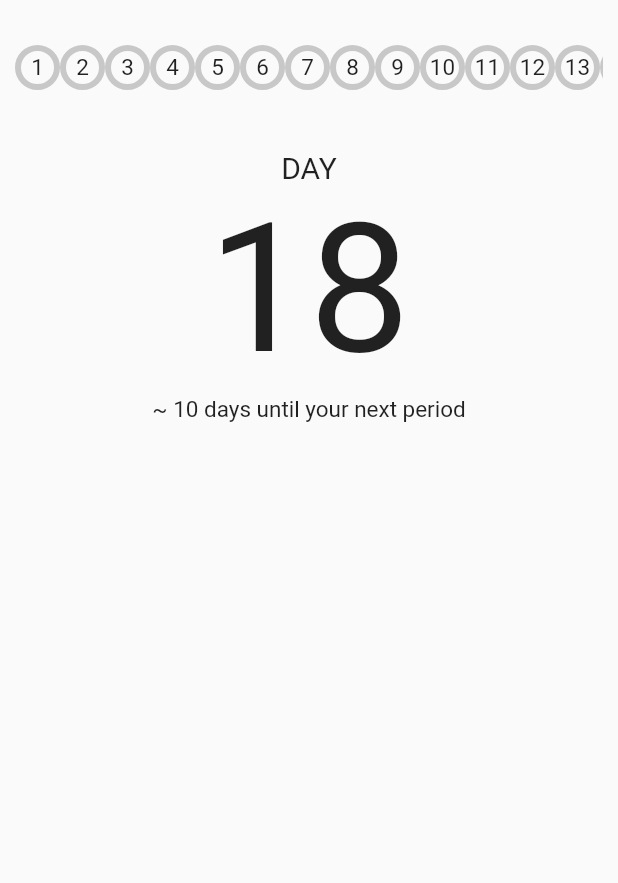
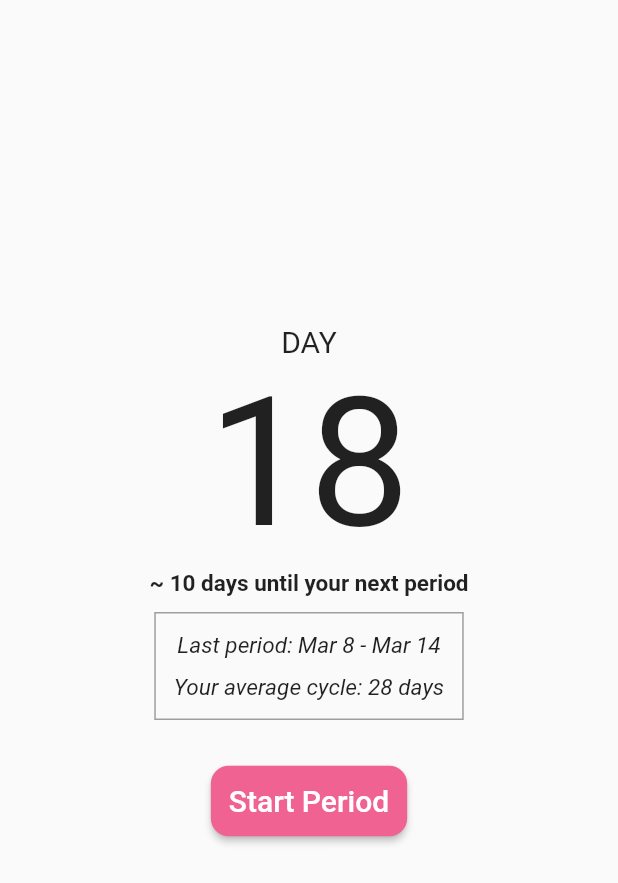
Before and after one commit to lakoliu/Tyd, a Flutter app: the screen it shows after launch, on a phone screen of 412 x 824 dp. Shown: the top 883 px of the screen. Run offline on Flutter 3.47's test engine with Material 2 defaults, Android fonts, the phone set to English and light mode, and no system bars; drawn by our look-alikes of timeline_tile; our stand-ins replace calendar_timeline.

Commit message:
Created Details page

```diff
--- a/lib/main.dart
+++ b/lib/main.dart
@@ -1,4 +1,5 @@
 import 'package:flutter/material.dart';
+import 'package:vula/views/history_view.dart';
 import 'package:vula/views/home_view.dart';
 
 void main() {
@@ -22,6 +23,7 @@ class MyApp extends StatelessWidget {
       initialRoute: 'home_page',
       routes: {
         'home_page': (context) => const HomeView(),
+        'history_page': (context) => const HistoryView(),
       },
     );
   }
--- a/lib/views/home_view.dart
+++ b/lib/views/home_view.dart
@@ -1,5 +1,6 @@
 import 'package:flutter/material.dart';
 import 'package:timeline_tile/timeline_tile.dart';
+import 'package:vula/views/history_view.dart';
 
 class HomeView extends StatefulWidget {
   const HomeView({Key? key}) : super(key: key);
@@ -11,53 +12,21 @@ class HomeView extends StatefulWidget {
 class _HomeViewState extends State<HomeView> {
   var whatDay = 18;
   var avgCycleDays = 28;
+  var period = false;
 
   final ScrollController _scrollController = ScrollController();
 
   @override
   Widget build(BuildContext context) {
-    // Automatically scroll to the current day of cycle in timeline
-    _scrollController.animateTo(whatDay * 86, duration: const Duration(seconds: 2), curve: Curves.ease);
-
     return Scaffold(
       body: SafeArea(
-        child: Padding(
-          padding: const EdgeInsets.all(10.0),
+        child: Center(
           child: Column(
+            // crossAxisAlignment: CrossAxisAlignment.center,
+            mainAxisAlignment: MainAxisAlignment.center,
             children: [
-              const SizedBox(height: 10.0),
-              Flexible(
-                child: ConstrainedBox(
-                  constraints: const BoxConstraints(maxHeight: 50.0),
-                  child: ListView.builder(
-                    scrollDirection: Axis.horizontal,
-                    itemCount: avgCycleDays,
-                    controller: _scrollController,
-                    itemBuilder: (BuildContext context, int index) {
-                      return TimelineTile(
-                        alignment: TimelineAlign.center,
-                        axis: TimelineAxis.horizontal,
-                        isFirst: index == 0,
-                        isLast: index == avgCycleDays - 1,
-                        indicatorStyle: IndicatorStyle(
-                          width: 30,
-                          height: 30,
-                          indicatorXY: 0.0,
-                          indicator: _IndicatorExample(number: '${index + 1}'),
-                          drawGap: true,
-                        ),
-                        beforeLineStyle: const LineStyle(
-                          thickness: 3.0,
-                        ),
-                        afterLineStyle: const LineStyle(
-                          thickness: 3.0,
-                        ),
-                      );
-                    },
-                  ),
-                ),
-              ),
-              const SizedBox(height: 30.0),
+              // const SizedBox(height: 10.0),
+              // const SizedBox(height: 30.0),
               const Text(
                 'DAY',
                 style: TextStyle(
@@ -66,16 +35,79 @@ class _HomeViewState extends State<HomeView> {
               ),
               Text(
                 whatDay.toString(),
+                // Change color to red if on period
                 style: const TextStyle(
                   fontSize: 120.0,
                 ),
               ),
+              // TODO Don't show if currently on period
               Text(
-                '~ ${avgCycleDays-whatDay} days until your next period',
+                '~ ${avgCycleDays - whatDay} days until your next period',
                 style: const TextStyle(
                   fontSize: 15.0,
+                  fontWeight: FontWeight.bold,
                 ),
               ),
+              const SizedBox(height: 10.0,),
+              Container(
+                padding: const EdgeInsets.all(12.0),
+                decoration: BoxDecoration(
+                  border: Border.all(color: Colors.grey),
+                ),
+                child: Column(
+                  children: [
+                    const Text(
+                      'Last period: Mar 8 - Mar 14',
+                      style: TextStyle(
+                        fontSize: 15.0,
+                        fontStyle: FontStyle.italic,
+                      ),
+                    ),
+                    const SizedBox(height: 10.0,),
+                    const Text(
+                      'Your average cycle: 28 days',
+                      style: TextStyle(
+                        fontSize: 15.0,
+                        fontStyle: FontStyle.italic,
+                      ),
+                    ),
+                  ],
+                ),
+              ),
+              const SizedBox(height: 30.0,),
+              ElevatedButton(
+                onPressed: () {
+                  Navigator.push(
+                    context,
+                    MaterialPageRoute(builder: (context) => const HistoryView()),
+                  );
+                },
+                style: ElevatedButton.styleFrom(
+                  shape: RoundedRectangleBorder(
+                      borderRadius: BorderRadius.circular(12)
+                  ),
+                  padding: const EdgeInsets.all(12.0),
+                ),
+                child: Text(
+                  period ? 'Stop Period' : 'Start Period',
+                  style: const TextStyle(
+                    fontSize: 20.0,
+                  ),
+                ),
+              ),
+              const SizedBox(height: 50.0,), // To push everything up a little. TODO Necessary?
+              // Row(
+              //   mainAxisAlignment: MainAxisAlignment.center,
+              //   children: [
+              //     const Text(
+              //       'PMS',
+              //       style: TextStyle(
+              //         fontSize: 20.0,
+              //       ),
+              //     ),
+              //     Switch(value: false, onChanged: (value) {})
+              //   ],
+              // ),
             ],
           ),
         ),
@@ -96,7 +128,7 @@ class _IndicatorExample extends StatelessWidget {
         shape: BoxShape.circle,
         border: Border.fromBorderSide(
           BorderSide(
-            color: Colors.black.withOpacity(0.2),
+            color: Colors.black.withOpacity(0.2), // Red for period days, black for other days (or dark gray), and light gray for future days. (Green for days where you have the most energy?)
             width: 4,
           ),
         ),
--- a/pubspec.yaml
+++ b/pubspec.yaml
@@ -13,6 +13,7 @@ dependencies:
     sdk: flutter
   cupertino_icons: ^1.0.2
   timeline_tile: ^2.0.0
+  calendar_timeline: ^1.0.5
 
 dev_dependencies:
   flutter_test:
```
Also changed, not shown: lib/views/history_view.dart (added, +172 -0 lines), pubspec.lock.
